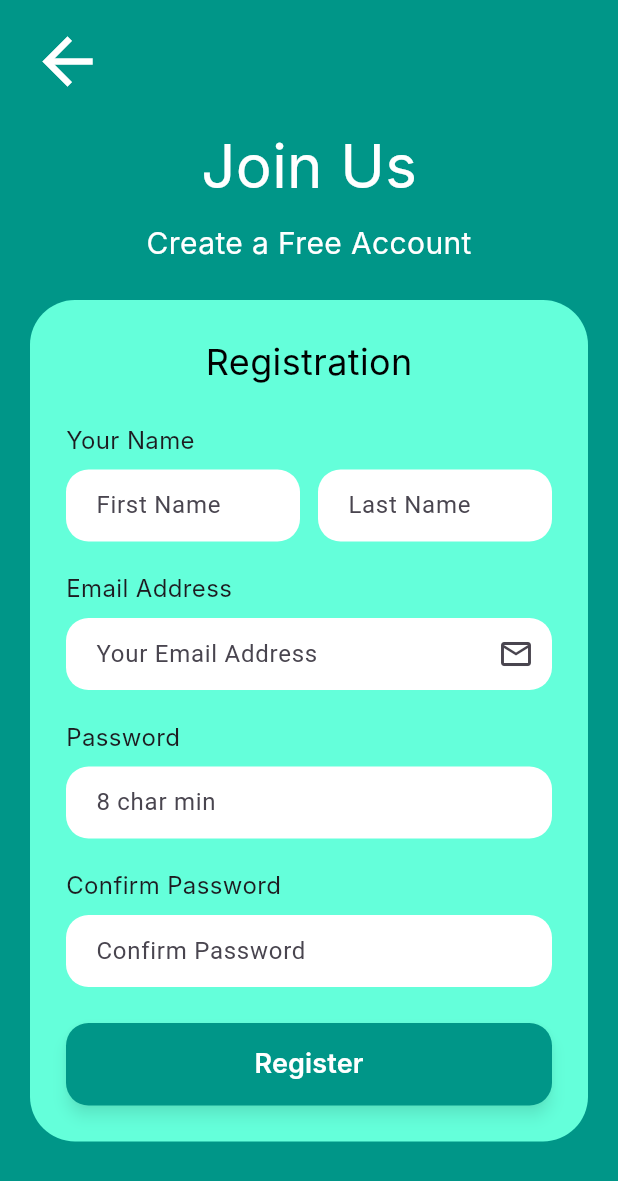
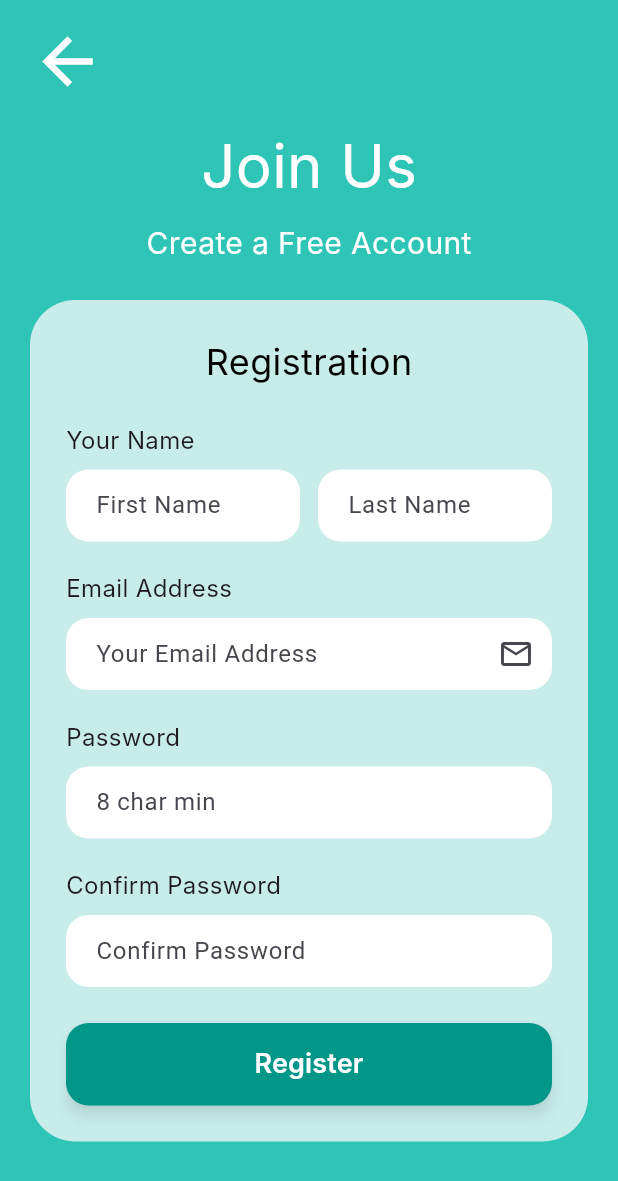
Before and after one commit to DavidSabb/app-dev-project, a Flutter app: the screen it shows after launch, after a tap on "Register", on a phone screen of 412 x 824 dp. Shown: the top 1181 px of the screen. Run offline on Flutter 3.47's test engine with Material 3 defaults, Android fonts, the phone set to English and light mode, and no system bars; our stand-ins replace cloud_firestore, email_validator, firebase_core, shared_preferences, sqflite; accounts and stored records are empty; Roboto replaces fonts that are missing (Inter).

Commit message:
changing a bit front end

```diff
--- a/sqlitedemo/lib/main.dart
+++ b/sqlitedemo/lib/main.dart
@@ -39,11 +39,13 @@ class _HomeState extends State<Home>{
   @override
   Widget build(BuildContext context) {
     print('fireabase apps: ${Firebase.apps.length}');
+    const Color _teal = Color(0xFF2EC4B6);
+    const Color _lightTeal = Color(0xFFC8ECEA);
     return Scaffold(
       body: Container(
         width: double.infinity,
         height: double.infinity,
-        color: Colors.teal,
+        color: _teal,
         child: Column(
           children: [
             const SizedBox(height: 150),
@@ -52,59 +54,59 @@ class _HomeState extends State<Home>{
               'WealthWay',
               style: TextStyle(
                 color: Colors.white,
-                fontSize: 42,
+                fontSize: 50,
                 fontFamily: 'Inter',
                 fontWeight: FontWeight.w600,
               ),
             ),
 
-            const SizedBox(height: 24),
+            const SizedBox(height: 30),
 
             Container(
-              width: 96,
-              height: 96,
+              width: 100,
+              height: 100,
               decoration: BoxDecoration(
                 color: Colors.white,
                 shape: BoxShape.circle,
               ),
               child: const Icon(
                 Icons.account_balance,
-                size: 48,
+                size: 50,
                 color: Colors.black,
               ),
             ),
 
-            const SizedBox(height: 24),
+            const SizedBox(height: 30),
 
             Expanded(
               child: Container(
                 width: double.infinity,
                 decoration: const BoxDecoration(
-                  color: Colors.white70,
+                  color: _lightTeal,
                   borderRadius: BorderRadius.only(
                     topLeft: Radius.circular(40),
                     topRight: Radius.circular(40),
                   ),
                 ),
                 child: Padding(
-                  padding: const EdgeInsets.symmetric(horizontal: 24.0),
+                  padding: const EdgeInsets.symmetric(horizontal: 30.0),
                   child: Column(
                     mainAxisAlignment: MainAxisAlignment.start,
                     children: [
-                      const SizedBox(height: 32),
+                      const SizedBox(height: 30),
 
                       const Text(
                         'Small Steps.\nBig Savings.',
                         textAlign: TextAlign.center,
                         style: TextStyle(
                           color: Colors.black,
-                          fontSize: 28,
+                          fontSize: 30,
                           fontFamily: 'Inter',
                           fontWeight: FontWeight.w600,
                         ),
                       ),
 
-                      const SizedBox(height: 16),
+                      const SizedBox(height: 15),
 
                       const Text(
                         'Your journey to financial freedom starts here. '
@@ -119,11 +121,11 @@ class _HomeState extends State<Home>{
                         ),
                       ),
 
-                      const SizedBox(height: 32),
+                      const SizedBox(height: 30),
 
                       SizedBox(
                         width: 230,
-                        height: 52,
+                        height: 50,
                         child: ElevatedButton(
                           onPressed: () {
                             Navigator.push(
@@ -132,7 +134,7 @@ class _HomeState extends State<Home>{
                             );
                           },
                           style: ElevatedButton.styleFrom(
-                            backgroundColor: Colors.teal,
+                            backgroundColor: _teal,
                             shape: RoundedRectangleBorder(
                               borderRadius: BorderRadius.circular(30),
                             ),
@@ -140,7 +142,7 @@ class _HomeState extends State<Home>{
                           child: const Text(
                             'Log In',
                             style: TextStyle(
-                              fontSize: 18,
+                              fontSize: 20,
                               fontWeight: FontWeight.w600,
                               color: Colors.white
                             ),
@@ -152,7 +154,7 @@ class _HomeState extends State<Home>{
 
                       SizedBox(
                         width: 230,
-                        height: 52,
+                        height: 50,
                         child: ElevatedButton(
                           onPressed: () {
                             Navigator.push(
@@ -161,7 +163,7 @@ class _HomeState extends State<Home>{
                             );
                           },
                           style: OutlinedButton.styleFrom(
-                            backgroundColor: Colors.tealAccent,
+                            backgroundColor: Colors.white70,
                             side: BorderSide.none,
                             shape: RoundedRectangleBorder(
                               borderRadius: BorderRadius.circular(30),
@@ -170,9 +172,9 @@ class _HomeState extends State<Home>{
                           child: const Text(
                             'Register',
                             style: TextStyle(
-                              fontSize: 18,
+                              fontSize: 20,
                               fontWeight: FontWeight.w600,
-                              color: Colors.black,
+                              color: Colors.black87,
                             ),
                           ),
                         ),
@@ -206,9 +208,11 @@ class _RegistrationState extends State<Registration> {
 
   @override
   Widget build(BuildContext context) {
+    const Color _teal = Color(0xFF2EC4B6);
+    const Color _lightTeal = Color(0xFFC8ECEA);
 
     return Scaffold(
-      backgroundColor: Colors.teal,
+      backgroundColor: _teal,
       body: SafeArea(
         child: SingleChildScrollView(
           child: Padding(
@@ -258,7 +262,7 @@ class _RegistrationState extends State<Registration> {
                 Container(
                   width: double.infinity,
                   decoration: BoxDecoration(
-                    color: Colors.tealAccent,
+                    color: _lightTeal,
                     borderRadius: BorderRadius.circular(30),
                   ),
                   child: Padding(
--- a/sqlitedemo/pubspec.yaml
+++ b/sqlitedemo/pubspec.yaml
@@ -37,6 +37,7 @@ dependencies:
   firebase_auth: any
   email_validator: any
   shared_preferences: any
+  awesome_notifications: ^0.10.1
 
   # The following adds the Cupertino Icons font to your application.
   # Use with the CupertinoIcons class for iOS style icons.
```
Also changed, not shown: sqlitedemo/pubspec.lock, 5 other files.
